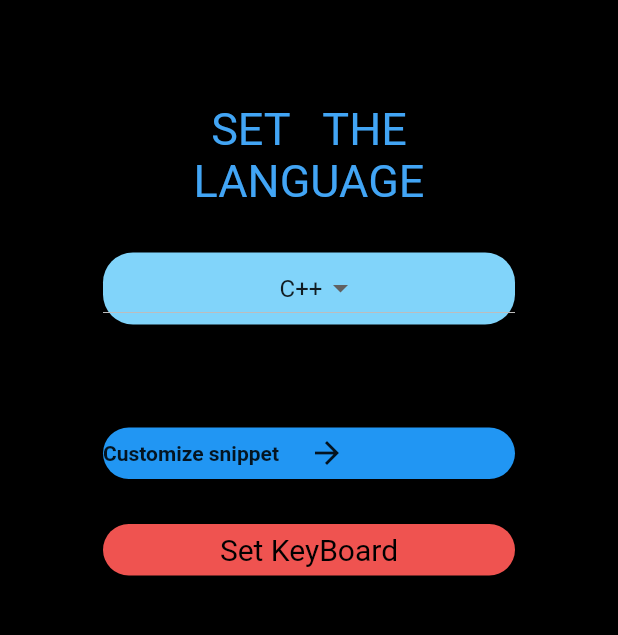
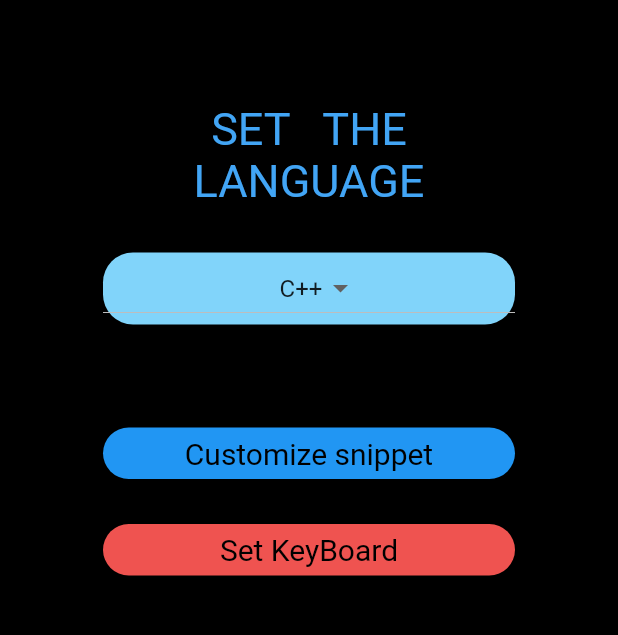
Before and after one commit to ab3649/handy_code, a Flutter app: the screen it shows after launch, on a phone screen of 412 x 824 dp, the part 473-1108 px from its top. Run offline on Flutter 3.47's test engine with Material 2 defaults, Android fonts, the phone set to English and light mode, and no system bars.

Commit message:
updated home screen

```diff
--- a/lib/pages/home_screen.dart
+++ b/lib/pages/home_screen.dart
@@ -92,22 +92,23 @@ class _HomePageState extends State<HomePage> {
               height: MediaQuery.of(context).size.width / 6,
             ),
             GestureDetector(
-              onTap: () => Navigator.pushReplacementNamed(context, '/snip'),
+              onTap: () {
+                ScaffoldMessenger.of(context).showSnackBar(SnackBar(
+                  content: const Text('Coming soon'),
+                  duration: const Duration(seconds: 5),
+                ));
+              },
               child: Container(
                 width: MediaQuery.of(context).size.width / 1.5,
                 height: MediaQuery.of(context).size.width / 12,
                 decoration: BoxDecoration(
                     borderRadius: BorderRadius.circular(20),
                     color: Colors.blue),
-                child: Row(
-                  children: [
-                    Text(
-                      "Customize snippet",
-                      style: TextStyle(fontWeight: FontWeight.bold),
-                    ),
-                    SizedBox(width: 20),
-                    Icon(Icons.arrow_forward)
-                  ],
+                child: Center(
+                  child: Text(
+                    "Customize snippet",
+                    style: TextStyle(fontSize: 20, color: Colors.black),
+                  ),
                 ),
               ),
             ),
```
